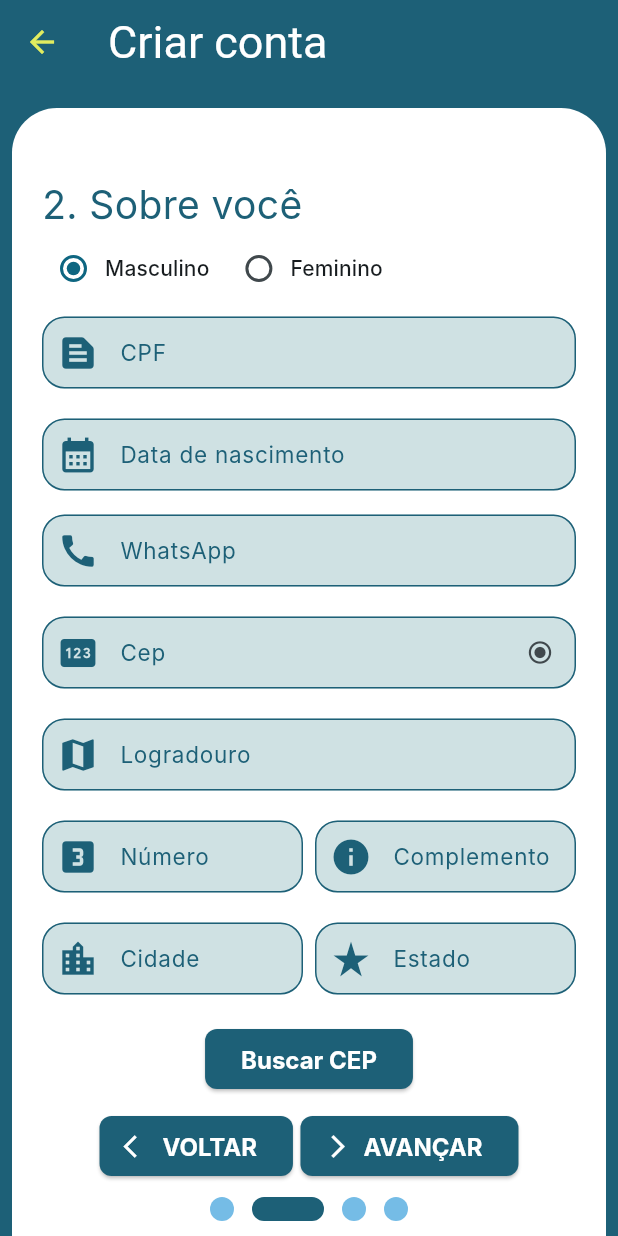
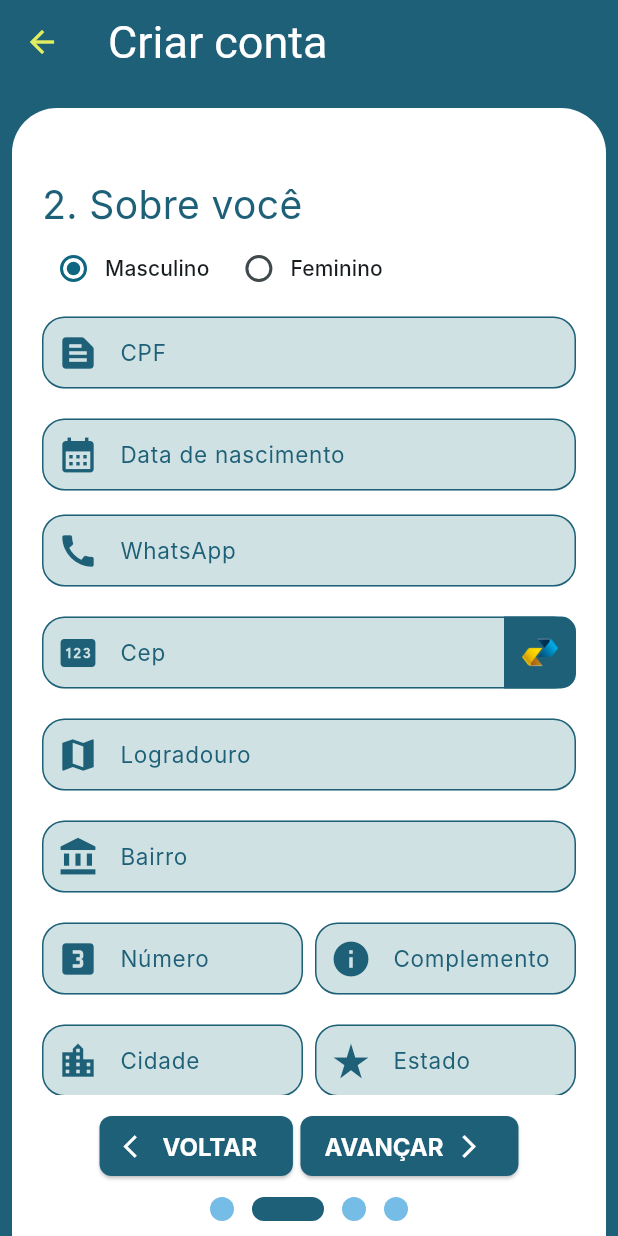
Before and after one commit to luizzlcs/seven_manager7, a Flutter app: the RegisterPage screen opened by its route, after a tap on "AVANÇAR", on a phone screen of 412 x 824 dp. Run offline on Flutter 3.47's test engine with Material 3 defaults, Android fonts, the phone set to English and light mode, and no system bars; drawn by our look-alikes of smooth_page_indicator; our stand-ins replace bordered_text, brasil_fields, cloud_firestore, dio, firebase_auth, firebase_core and 6 more; missing offline and left inert: firebase_app_check, validatorless; accounts and stored records are empty; generated files the repository leaves out were written again; Roboto replaces fonts that are missing (Inter).

Commit message:
Implementado funcionalidade de busca de CEP com DIO

```diff
--- a/lib/src/core/constants/app_images.dart
+++ b/lib/src/core/constants/app_images.dart
@@ -3,4 +3,6 @@ abstract class AppImages {
   static const logoGApp = 'assets/images/logoG_seven_manager.png';
   static const logoIasd = 'assets/images/LogoIgreja.png';
   static const avatar = 'assets/images/avatar.png';
+  static const correios = 'assets/images/correios.png';
+  static const correiosLogo = 'assets/images/logo_correios.png';
 }
--- a/lib/src/core/injection/injection.dart
+++ b/lib/src/core/injection/injection.dart
@@ -9,7 +9,8 @@ import 'package:seven_manager/src/interfaces/http_client.dart';
 import 'package:seven_manager/src/model/cep_model.dart';
 import 'package:seven_manager/src/pages/auth/login/login_controller.dart';
 import 'package:seven_manager/src/pages/auth/recoverPassword/recover_controller.dart';
-import 'package:seven_manager/src/pages/auth/register/cep_controller.dart';
+import 'package:seven_manager/src/pages/auth/register/pages/aboutYouPage/cep_controller_you.dart';
+import 'package:seven_manager/src/pages/auth/register/pages/aboutYouchurchPage/cep_controller_you_church.dart';
 import 'package:seven_manager/src/pages/auth/register/register_controller.dart';
 import 'package:seven_manager/src/repositories/cep_repository.dart';
 import '../services/firebase/auth_service_firebase_impl.dart';
@@ -28,7 +29,8 @@ void configureDependencies() {
   getIt.registerLazySingleton<RegisterController>(() => RegisterController(firebaseAuth: getIt<AuthServiceFirebaseImpl>()));
   getIt.registerLazySingleton<LoginController>(() => LoginController(firebaseAuth: getIt<AuthServiceFirebaseImpl>()));
   getIt.registerLazySingleton<ImageProfileController>(() => ImageProfileController(storage: getIt<FirebaseStorageService>()));
-  getIt.registerLazySingleton<CepController>(() => CepController(cepRepository: getIt<CepRepository>()));
+  getIt.registerLazySingleton<CepControllerYou>(() => CepControllerYou(cepRepository: getIt<CepRepository>()));
+  getIt.registerLazySingleton<CepControllerYouChurch>(() => CepControllerYouChurch(cepRepository: getIt<CepRepository>()));
 
   // Services
   getIt.registerLazySingleton<FirebaseStorageService>(() => FirebaseStorageService());
--- a/lib/src/pages/auth/register/cep_controller.dart
+++ /dev/null
@@ -1,32 +0,0 @@
-import 'dart:developer';
-
-import 'package:flutter/material.dart';
-import 'package:seven_manager/src/model/cep_model.dart';
-import 'package:seven_manager/src/repositories/cep_repository.dart';
-
-class CepController extends ChangeNotifier {
-  CepController({required CepRepository cepRepository})
-      : _cepRepository = cepRepository;
-
-  final CepRepository _cepRepository;
-  CepModel? _cepModel;
-
-  CepModel get cepModel => _cepModel!;
-
-  // final CepRepository _cepRepository = getIt();
-
-  Future<void> buscarCep(String? cep) async {
-    try {
-      if(cep != null){
-        _cepModel = await _cepRepository.getCep(cep);
-      log('CEP: ${_cepModel!.logradouro}');
-      notifyListeners();
-
-      }
-
-    } catch (e, s) {
-      // Tratar erros aqui
-      print('Erro ao buscar CEP: $e $s');
-    }
-  }
-}
--- a/lib/src/pages/auth/register/pages/aboutYouPage/about_you_page.dart
+++ b/lib/src/pages/auth/register/pages/aboutYouPage/about_you_page.dart
@@ -1,9 +1,9 @@
-import 'dart:developer';
-
 import 'package:brasil_fields/brasil_fields.dart';
 import 'package:flutter/material.dart';
 import 'package:flutter/services.dart';
 import 'package:intl/intl.dart';
+import 'package:seven_manager/src/core/constants/app_images.dart';
+import 'package:seven_manager/src/core/widgets/helpers/messages.dart';
 import 'package:seven_manager/src/pages/auth/register/pages/aboutYouPage/about_you_page_mixin.dart';
 import 'package:validatorless/validatorless.dart';
 import '../../../../../core/theme/seven_manager_theme.dart';
@@ -17,11 +17,6 @@ class AboutYouPage extends StatefulWidget {
 
 class _AboutYouPageState extends State<AboutYouPage>
     with AutomaticKeepAliveClientMixin, AboutYouPageMixin {
-  fetchCep() {
-    cepController.buscarCep('59520000');
-    statePersonEC.text = cepController.cepModel.logradouro;
-  }
-
   @override
   bool get wantKeepAlive => true;
 
@@ -206,16 +201,45 @@ class _AboutYouPageState extends State<AboutYouPage>
                                 size: 28,
                               ),
                               suffixIcon: IconButton(
-                                  onPressed: () {
-
-                                      fetchCep();
-                                      streetPersonEC.text = cepController.cepModel.logradouro;
-                                      log('FETCH-CEP: ${streetPersonEC.text}');
-
+                                onPressed: () async {
+                                  cepController
+                                      .zipCodeSearch(zipCodePersonEC.text)
+                                      .then((_) {
+                                    if (cepController.cepModel != null) {
+                                      streetPersonEC.text =
+                                          cepController.cepModel!.logradouro;
+                                          districtPersonEC.text =
+                                          cepController.cepModel!.bairro;
+                                      cityPersonEC.text =
+                                          cepController.cepModel!.localidade;
+                                      statePersonEC.text =
+                                          cepController.cepModel!.uf;
+                                    } else {
+                                      Messages.showInfo(
+                                          'O CEP: ${zipCodePersonEC.text} não foi encontrado',
+                                          context);
+                                      streetPersonEC.text =
+                                          'CEP não encontrado';
+                                    }
+                                  });
                                 },
-                                  icon: const Icon(
-                                      Icons.radio_button_checked_sharp),
+                                style: IconButton.styleFrom(
+                                    backgroundColor: SevenManagerTheme.tealBlue,
+                                    side: const BorderSide(
+                                        color: Colors
+                                            .transparent), // Remove border for a flat look
+                                    shape: const RoundedRectangleBorder(
+                                      borderRadius: BorderRadius.only(
+                                          bottomRight: Radius.circular(10),
+                                          topRight: Radius.circular(10)),
                                     )),
+                                color: Colors.red,
+                                icon: Image.asset(
+                                  AppImages.correiosLogo,
+                                  width: 25,
+                                ),
+                              ),
+                            ),
                           );
                         },
                       ),
@@ -225,7 +249,7 @@ class _AboutYouPageState extends State<AboutYouPage>
                         focusNode: streetPersonFocus,
                         onFieldSubmitted: (_) async {
                           FocusScope.of(context)
-                              .requestFocus(numberPersonFocus);
+                              .requestFocus(districtPersonFocus);
                         },
                         textInputAction: TextInputAction.next,
                         decoration: const InputDecoration(
@@ -233,6 +257,24 @@ class _AboutYouPageState extends State<AboutYouPage>
                           hintText: 'Rua, aveninda, travessa...',
                           prefixIcon: Icon(
                             Icons.map,
+                            color: SevenManagerTheme.tealBlue,
+                            size: 28,
+                          ),
+                        ),
+                      ),
+                      const SizedBox(height: 20),
+                       TextFormField(
+                        controller: districtPersonEC,
+                        focusNode: districtPersonFocus,
+                        onFieldSubmitted: (_) async {
+                          FocusScope.of(context)
+                              .requestFocus(numberPersonFocus);
+                        },
+                        textInputAction: TextInputAction.next,
+                        decoration: const InputDecoration(
+                          label: Text('Bairro'),
+                          prefixIcon: Icon(
+                            Icons.account_balance,
                             color: SevenManagerTheme.tealBlue,
                             size: 28,
                           ),
@@ -377,11 +419,6 @@ class _AboutYouPageState extends State<AboutYouPage>
             ),
           ),
         ),
-        ElevatedButton(
-            onPressed: () {
-              cepController.buscarCep('59129490');
-            },
-            child: const Text('Buscar CEP'))
       ],
     );
   }
--- a/lib/src/pages/auth/register/pages/aboutYouPage/about_you_page_mixin.dart
+++ b/lib/src/pages/auth/register/pages/aboutYouPage/about_you_page_mixin.dart
@@ -5,7 +5,7 @@ import 'package:seven_manager/src/core/injection/injection.dart';
 import 'package:seven_manager/src/core/widgets/helpers/debounce.dart';
 import 'package:seven_manager/src/core/widgets/imageAvatar/image_profile_controller.dart';
 import 'package:seven_manager/src/model/persons_model.dart';
-import 'package:seven_manager/src/pages/auth/register/cep_controller.dart';
+import 'package:seven_manager/src/pages/auth/register/pages/aboutYouPage/cep_controller_you.dart';
 import 'package:seven_manager/src/pages/auth/register/register_controller.dart';
 
 mixin AboutYouPageMixin<T extends StatefulWidget> on State<T> {
@@ -15,6 +15,7 @@ mixin AboutYouPageMixin<T extends StatefulWidget> on State<T> {
   final TextEditingController whastAppPersonEC = TextEditingController();
   final TextEditingController zipCodePersonEC = TextEditingController();
   final TextEditingController streetPersonEC = TextEditingController();
+  final TextEditingController districtPersonEC = TextEditingController();
   final TextEditingController numberPersonEC = TextEditingController();
   final TextEditingController complementPersonEC = TextEditingController();
   final TextEditingController cityPersonEC = TextEditingController();
@@ -26,6 +27,7 @@ mixin AboutYouPageMixin<T extends StatefulWidget> on State<T> {
   final FocusNode whastAppPersonFocus = FocusNode();
   final FocusNode zipCodePersonFocus = FocusNode();
   final FocusNode streetPersonFocus = FocusNode();
+  final FocusNode districtPersonFocus = FocusNode();
   final FocusNode numberPersonFocus = FocusNode();
   final FocusNode complementPersonFocus = FocusNode();
   final FocusNode cityPersonFocus = FocusNode();
@@ -34,7 +36,7 @@ mixin AboutYouPageMixin<T extends StatefulWidget> on State<T> {
 
   final RegisterController registerController = getIt();
   final ImageProfileController imageProfileController = getIt();
-  final CepController cepController = getIt();
+  final CepControllerYou cepController = getIt();
 
   final debounce = Debounce();
 
--- /dev/null
+++ b/lib/src/pages/auth/register/pages/aboutYouPage/cep_controller_you.dart
@@ -0,0 +1,40 @@
+import 'dart:developer';
+
+import 'package:flutter/material.dart';
+import 'package:seven_manager/src/model/cep_model.dart';
+import 'package:seven_manager/src/repositories/cep_repository.dart';
+
+class CepControllerYou extends ChangeNotifier {
+  CepControllerYou({required CepRepository cepRepository})
+      : _cepRepository = cepRepository;
+
+  final CepRepository _cepRepository;
+  CepModel? _cepModel;
+
+  CepModel? get cepModel => _cepModel;
+
+  // final CepRepository _cepRepository = getIt();
+
+  Future<void> zipCodeSearch(String? cep) async {
+    String cep2 ='';
+    if (cep != null){
+      String cepClean = cep.replaceAll("-", '').replaceAll(".", "");
+      cep2 = cepClean;
+
+    }
+
+    try {
+      if (cep != null) {
+        _cepModel = await _cepRepository.getCep(cep2);
+
+        if (_cepModel != null) {
+          log('CEP: ${_cepModel?.logradouro}');
+          notifyListeners();
+        }
+      }
+    } catch (e, s) {
+      // Tratar erros aqui
+      print('Erro ao buscar CEP: $e $s');
+    }
+  }
+}
--- a/lib/src/pages/auth/register/pages/widgets/button_widget.dart
+++ b/lib/src/pages/auth/register/pages/widgets/button_widget.dart
@@ -6,16 +6,19 @@ class ButtonWidget extends StatelessWidget {
     required this.function,
     required this.name,
     required this.icon,
+    required this.alignment,
   });
 
   final VoidCallback function;
   final String name;
   final IconData icon;
+  final IconAlignment alignment;
 
   @override
   Widget build(BuildContext context) {
     return ElevatedButton.icon(
       onPressed: function,
+      iconAlignment: alignment,
       label: Text(name),
       icon: Icon(icon),
     );
--- a/lib/src/pages/auth/register/register_page.dart
+++ b/lib/src/pages/auth/register/register_page.dart
@@ -171,6 +171,7 @@ class _RegisterPageState extends State<RegisterPage> with Loader {
                                 visible: (_currentPage >= 1),
                                 child: ButtonWidget(
                                   name: 'VOLTAR',
+                                  alignment: IconAlignment.start,
                                   icon: Icons.arrow_back_ios,
                                   function: () {
                                     setState(() {});
@@ -185,6 +186,7 @@ class _RegisterPageState extends State<RegisterPage> with Loader {
                                 visible: (_currentPage >= 0 && _currentPage < 3),
                                 child: ButtonWidget(
                                   name: 'AVANÇAR',
+                                  alignment: IconAlignment.end,
                                   icon: Icons.arrow_forward_ios_outlined,
                                   function: () {
                                     setState(() {});
@@ -205,6 +207,7 @@ class _RegisterPageState extends State<RegisterPage> with Loader {
                                 visible: _currentPage == 3,
                                 child: ButtonWidget(
                                   name: 'CONCLUIR',
+                                  alignment: IconAlignment.start,
                                   icon: Icons.folder_open_sharp,
                                   function: () async {
                                     await registerController.createUser();
@@ -215,8 +218,6 @@ class _RegisterPageState extends State<RegisterPage> with Loader {
                                         imageProfileController.clearFile();
                                       }
                                     }
-                                    // registerController.createChurchs();
-                                    // registerController.createPerson();
                                   },
                                 ),
                               )
```
Also changed, not shown: lib/src/pages/auth/register/pages/aboutYouchurchPage/about_you_church_page.dart (+46 -3 lines), lib/src/pages/auth/register/pages/aboutYouchurchPage/cep_controller_you_church.dart (added, +40 -0 lines), assets/images/correios.png (added), assets/images/logo_correios.png (added). Lines whose indentation alone changed are shown as unchanged.
